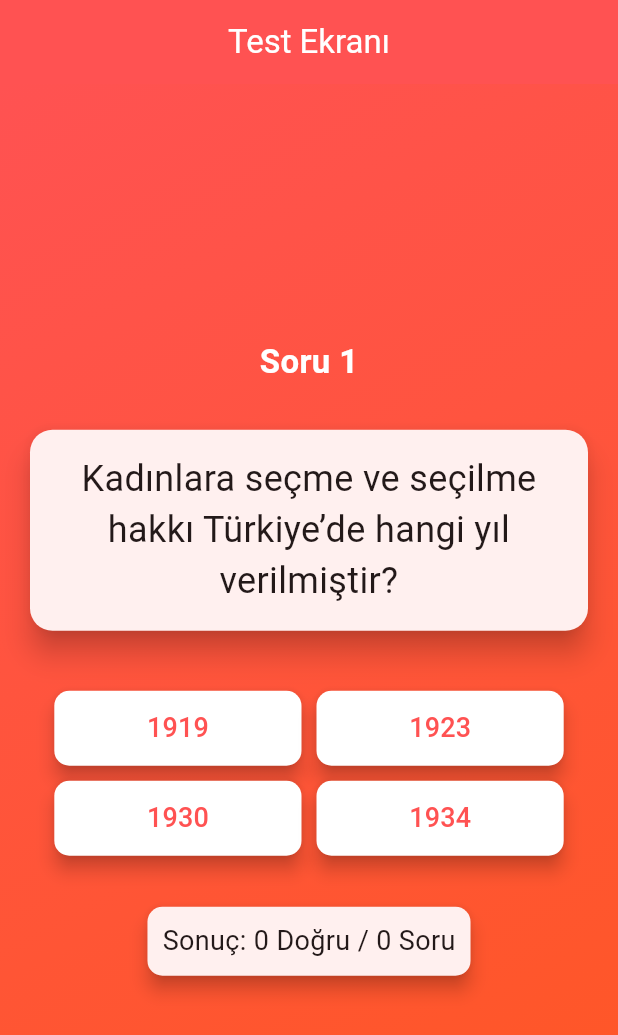
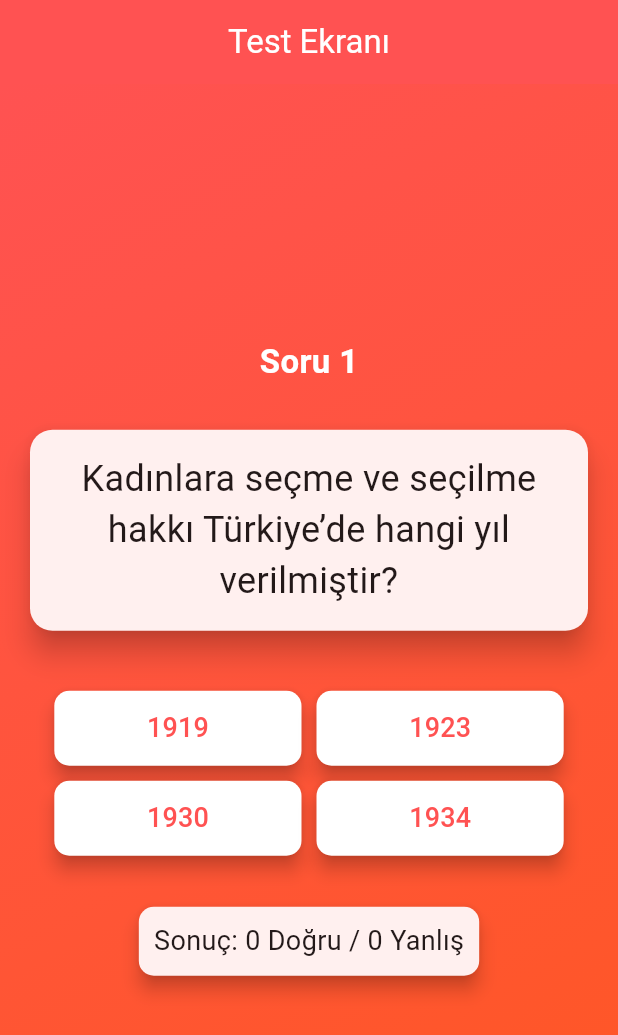
Before and after one commit to mkaanozm/mobiluyg, a Flutter app: the SoruEkrani screen opened directly, on a phone screen of 412 x 824 dp. Shown: the top 1035 px of the screen. Run offline on Flutter 3.47's test engine with Material 3 defaults, Android fonts, the phone set to English and light mode, and no system bars.

Commit message:
ilk commit

```diff
--- a/lib/main.dart
+++ b/lib/main.dart
@@ -208,7 +208,7 @@ class _SoruEkraniState extends State<SoruEkrani> {
               child: Padding(
                 padding: EdgeInsets.all(10.0),
                 child: Text(
-                  "Sonuç: ${BenimTestim.d_y_bilgisi.length} Doğru / ${soruIndex - 1} Soru",
+                  "Sonuç: ${BenimTestim.d_y_bilgisi.length} Doğru / ${soruIndex - 1} Yanlış",
                   style: TextStyle(fontSize: 18),
                 ),
               ),
--- a/lib/soruuyg.dart
+++ b/lib/soruuyg.dart
@@ -1,6 +1,7 @@
 
 import 'package:flutter/cupertino.dart';
 import 'package:flutter/material.dart';
+
 
 TestYapisi BenimTestim = new TestYapisi();
 
```
